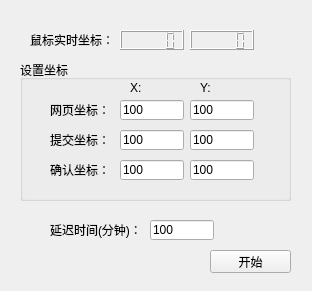
GitUser004/hello-world, file AutoSubmitDailyReport/autoSubmitDailyReport.ui: the form before one commit.
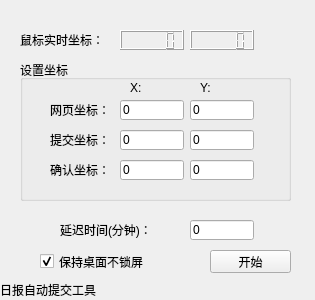
The form after the commit.

Patch:
```diff
--- a/AutoSubmitDailyReport/autoSubmitDailyReport.ui
+++ b/AutoSubmitDailyReport/autoSubmitDailyReport.ui
@@ -6,10 +6,16 @@
    <rect>
     <x>0</x>
     <y>0</y>
-    <width>312</width>
-    <height>291</height>
+    <width>315</width>
+    <height>300</height>
    </rect>
   </property>
+  <property name="maximumSize">
+   <size>
+    <width>315</width>
+    <height>300</height>
+   </size>
+  </property>
   <property name="windowTitle">
    <string>日报自动提交工具</string>
   </property>
@@ -55,9 +61,9 @@
   <widget class="QLabel" name="label_4">
    <property name="geometry">
     <rect>
-     <x>30</x>
+     <x>20</x>
      <y>30</y>
-     <width>81</width>
+     <width>101</width>
      <height>20</height>
     </rect>
    </property>
@@ -152,7 +158,7 @@
      </rect>
     </property>
     <property name="text">
-     <string>100</string>
+     <string>0</string>
     </property>
    </widget>
    <widget class="QLineEdit" name="lineEdit_web_y">
@@ -165,7 +171,7 @@
      </rect>
     </property>
     <property name="text">
-     <string>100</string>
+     <string>0</string>
     </property>
    </widget>
    <widget class="QLineEdit" name="lineEdit_submit_y">
@@ -178,7 +184,7 @@
      </rect>
     </property>
     <property name="text">
-     <string>100</string>
+     <string>0</string>
     </property>
    </widget>
    <widget class="QLineEdit" name="lineEdit_submit_x">
@@ -191,7 +197,7 @@
      </rect>
     </property>
     <property name="text">
-     <string>100</string>
+     <string>0</string>
     </property>
    </widget>
    <widget class="QLineEdit" name="lineEdit_ok_y">
@@ -204,7 +210,7 @@
      </rect>
     </property>
     <property name="text">
-     <string>100</string>
+     <string>0</string>
     </property>
    </widget>
    <widget class="QLineEdit" name="lineEdit_ok_x">
@@ -217,16 +223,16 @@
      </rect>
     </property>
     <property name="text">
-     <string>100</string>
+     <string>0</string>
     </property>
    </widget>
   </widget>
   <widget class="QLabel" name="label_7">
    <property name="geometry">
     <rect>
-     <x>50</x>
+     <x>60</x>
      <y>220</y>
-     <width>101</width>
+     <width>111</width>
      <height>20</height>
     </rect>
    </property>
@@ -237,14 +243,43 @@
   <widget class="QLineEdit" name="lineEdit_delay">
    <property name="geometry">
     <rect>
-     <x>150</x>
+     <x>190</x>
      <y>220</y>
      <width>64</width>
      <height>20</height>
     </rect>
    </property>
    <property name="text">
-    <string>100</string>
+    <string>0</string>
+   </property>
+  </widget>
+  <widget class="QLabel" name="label_state">
+   <property name="geometry">
+    <rect>
+     <x>0</x>
+     <y>280</y>
+     <width>311</width>
+     <height>20</height>
+    </rect>
+   </property>
+   <property name="text">
+    <string>日报自动提交工具</string>
+   </property>
+  </widget>
+  <widget class="QCheckBox" name="checkBox_keepDesktopAlive">
+   <property name="geometry">
+    <rect>
+     <x>40</x>
+     <y>250</y>
+     <width>131</width>
+     <height>23</height>
+    </rect>
+   </property>
+   <property name="text">
+    <string>保持桌面不锁屏</string>
+   </property>
+   <property name="checked">
+    <bool>true</bool>
    </property>
   </widget>
  </widget>
```
